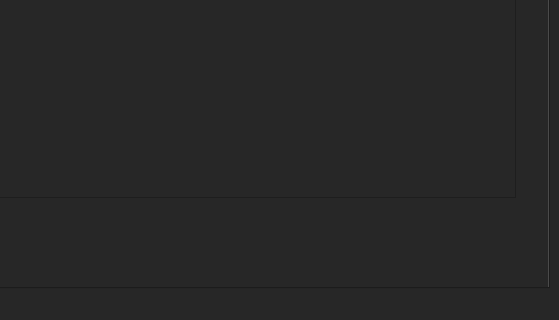
Qt form mainwindow.ui (Pawlo14/KalkulatorSpalania) before a commit; both pictures show x 81 to 640 and y 209 to 529 of the 640 by 529 pixel window.
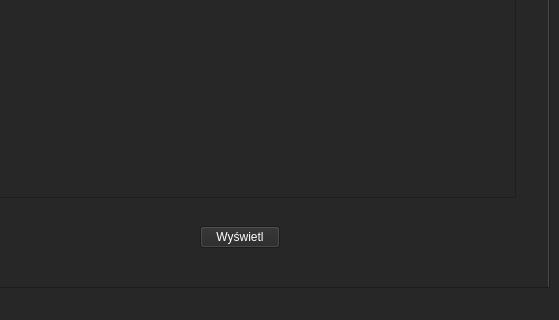
The same form after that commit.

The edit to the form file:
```diff
--- a/mainwindow.ui
+++ b/mainwindow.ui
@@ -245,6 +245,25 @@
           <width>561</width>
           <height>301</height>
          </rect>
+        </property>
+        <property name="styleSheet">
+         <string notr="true">color: white;</string>
+        </property>
+       </widget>
+       <widget class="QPushButton" name="wyswietl">
+        <property name="geometry">
+         <rect>
+          <x>270</x>
+          <y>400</y>
+          <width>80</width>
+          <height>22</height>
+         </rect>
+        </property>
+        <property name="styleSheet">
+         <string notr="true">color: white;</string>
+        </property>
+        <property name="text">
+         <string>Wyświetl</string>
         </property>
        </widget>
       </widget>
```
Left out of the diff: 2 changed lines with no effect on the pictures.
